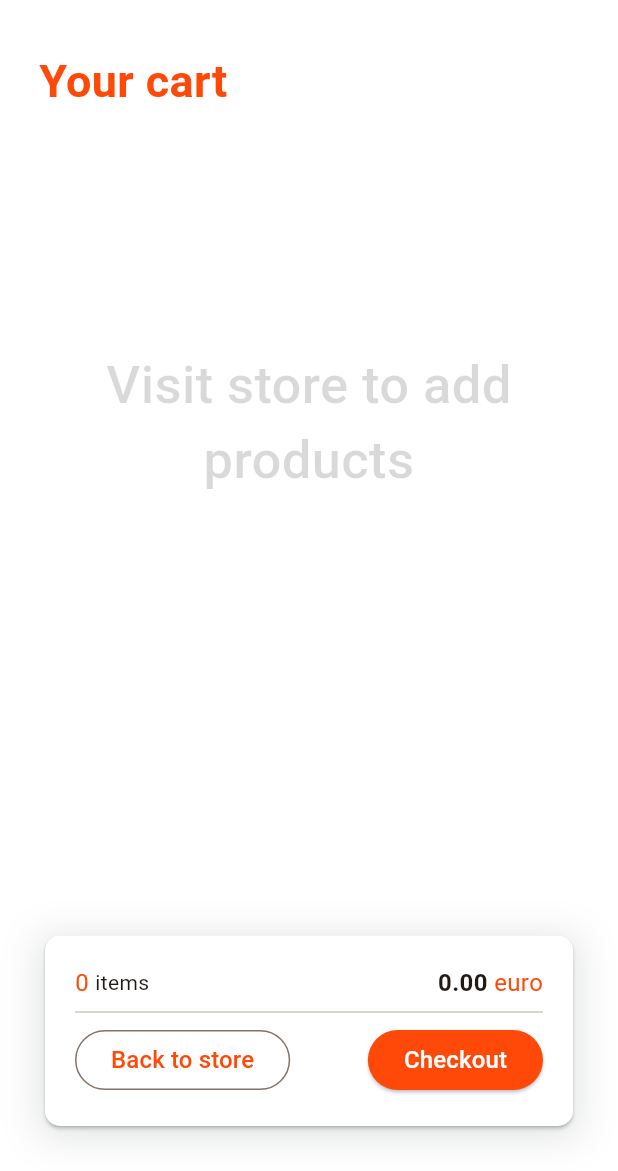
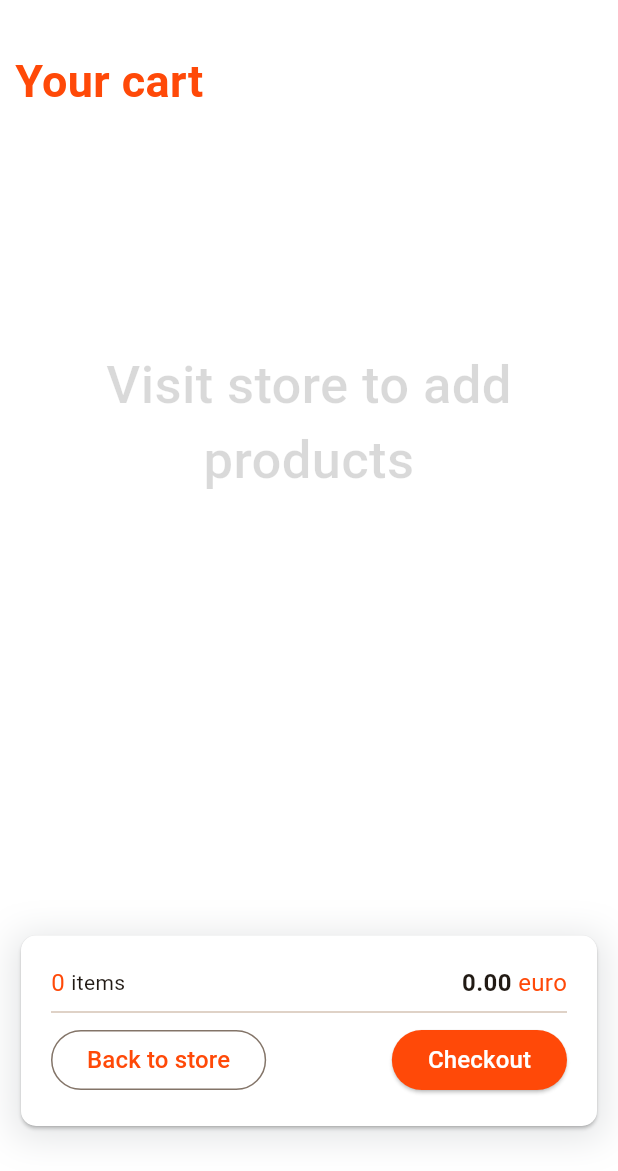
Before and after one commit to NikitaEfimovIT/ready_to_go_store, a Flutter app: the Cart screen opened directly, on a phone screen of 412 x 824 dp, the part 65-1236 px from its top. Run offline on Flutter 3.47's test engine with Material 3 defaults, Android fonts, the phone set to English and light mode, and no system bars; our stand-ins replace infinite_scroll_pagination; network calls fail; project files that could hold a hidden picture were left out.

Commit message:
fixed bug with overflowed pixels

```diff
--- a/lib/cart.dart
+++ b/lib/cart.dart
@@ -27,7 +27,7 @@ class _CartState extends State<Cart> {
               child: TopBar()),
           scrolledUnderElevation: 0,
         ),
-        body: Padding( padding: const EdgeInsets.all(26), child: Column(
+        body: Padding( padding: const EdgeInsets.only(top:26, bottom: 26, right:10, left:10), child: Column(
           mainAxisAlignment: MainAxisAlignment.spaceBetween,
           crossAxisAlignment: CrossAxisAlignment.stretch,
           children: [
--- a/lib/cart_components/cart_item.dart
+++ b/lib/cart_components/cart_item.dart
@@ -21,13 +21,13 @@ class CartItem extends StatelessWidget {
           )]
       ),
       height: 100,
-      width: 356,
+      width: 340,
       child: Card(
         color: const Color.fromARGB(255, 255, 255, 255),
         child: Row(
           mainAxisAlignment: MainAxisAlignment.spaceEvenly,
           children: [
-            Image.network(item.productIcon),
+            Image.network(item.productIcon, height: 50),
             Column(
               mainAxisAlignment: MainAxisAlignment.spaceEvenly,
               crossAxisAlignment: CrossAxisAlignment.start,
```
